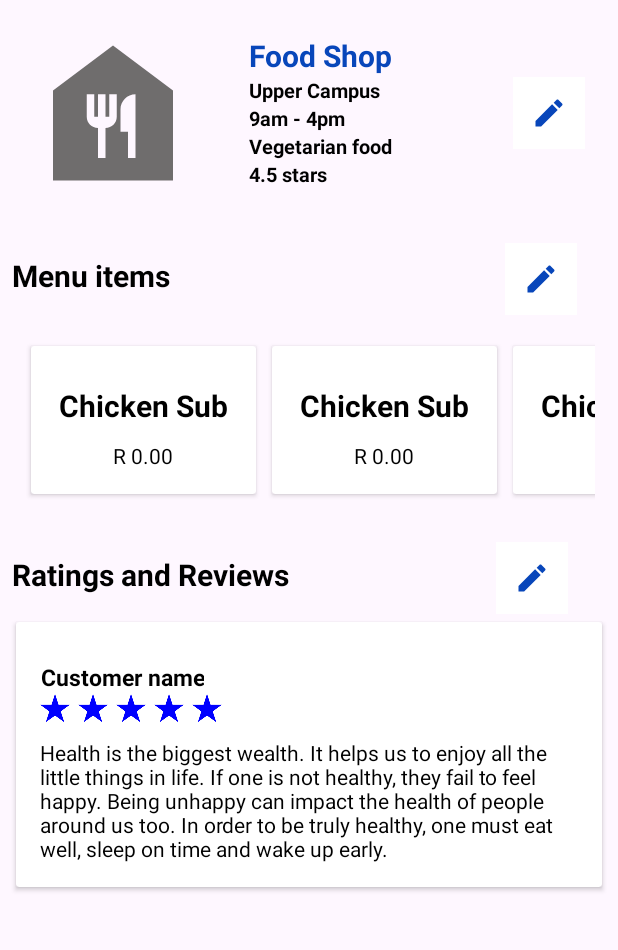
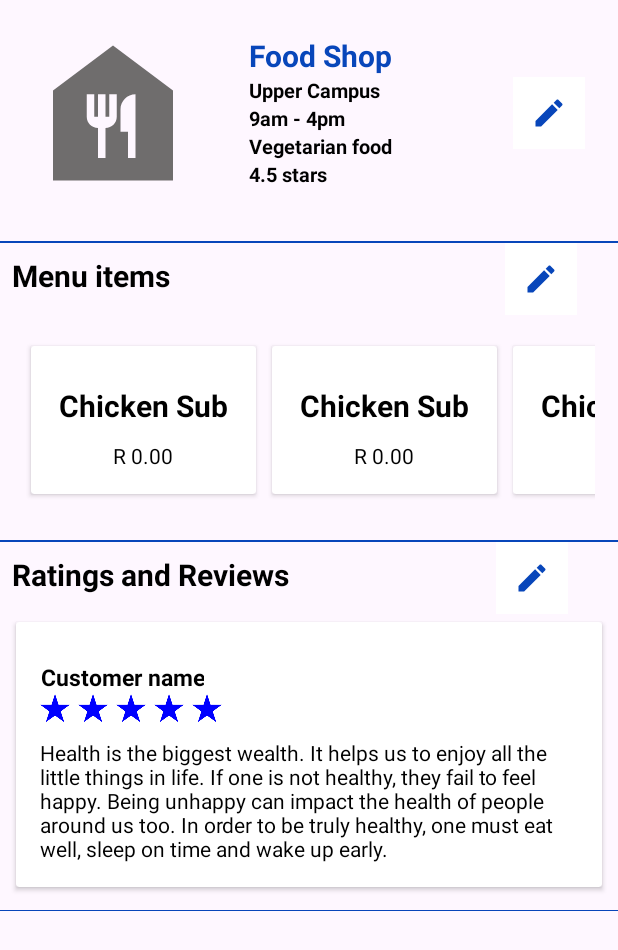
Before and after one commit to Mbali2000/FoodiesG1, an Android app: the SpecificStore screen opened directly, with no data from a screen before it, on a phone screen of 412 x 824 dp. Shown: the top 950 px of the screen. Run offline under Robolectric (Android 15) with nearby library versions, the phone set to English and light mode, and no system bars.

Commit message:
Merge branch 'master'

```diff
--- a/app/src/main/res/layout/activity_specific_store.xml
+++ b/app/src/main/res/layout/activity_specific_store.xml
@@ -92,7 +92,7 @@
     <View
         android:layout_width="match_parent"
         android:layout_height="1dp"
-        android:backgound="@android:colour/darker_gray"
+        android:background="#0846BA"
         android:layout_marginTop="10dp" />
 
     <LinearLayout
@@ -133,8 +133,7 @@
         <androidx.cardview.widget.CardView
             android:layout_width="150dp"
             android:layout_height="wrap_content"
-            android:layout_columnHeight="1"
-            android:layout_rowHeight="1"
+
             android:layout_margin="5dp">
 
             <LinearLayout
@@ -172,8 +171,7 @@
         <androidx.cardview.widget.CardView
             android:layout_width="150dp"
             android:layout_height="wrap_content"
-            android:layout_columnHeight="1"
-            android:layout_rowHeight="1"
+
             android:layout_margin="5dp">
 
             <LinearLayout
@@ -211,8 +209,7 @@
         <androidx.cardview.widget.CardView
             android:layout_width="150dp"
             android:layout_height="wrap_content"
-            android:layout_columnHeight="1"
-            android:layout_rowHeight="1"
+
             android:layout_margin="5dp">
 
             <LinearLayout
@@ -247,17 +244,12 @@
 
         </androidx.cardview.widget.CardView>
 
-
-
-
-
-
     </LinearLayout>
 
     <View
         android:layout_width="match_parent"
         android:layout_height="1dp"
-        android:backgound="@android:colour/darker_gray"
+        android:background="#0846BA"
         android:layout_marginTop="10dp" />
 
 
@@ -300,8 +292,7 @@
         <androidx.cardview.widget.CardView
             android:layout_width="match_parent"
             android:layout_height="wrap_content"
-            android:layout_columnHeight="1"
-            android:layout_rowHeight="1"
+
             android:layout_margin="5dp">
 
             <LinearLayout
@@ -376,9 +367,7 @@
     <View
         android:layout_width="match_parent"
         android:layout_height="0.5dp"
-        android:backgound="@android:colour/darker_gray"
+        android:background="#0846BA"
         android:layout_marginTop="10dp"/>
 
-
-
 </LinearLayout>
```
